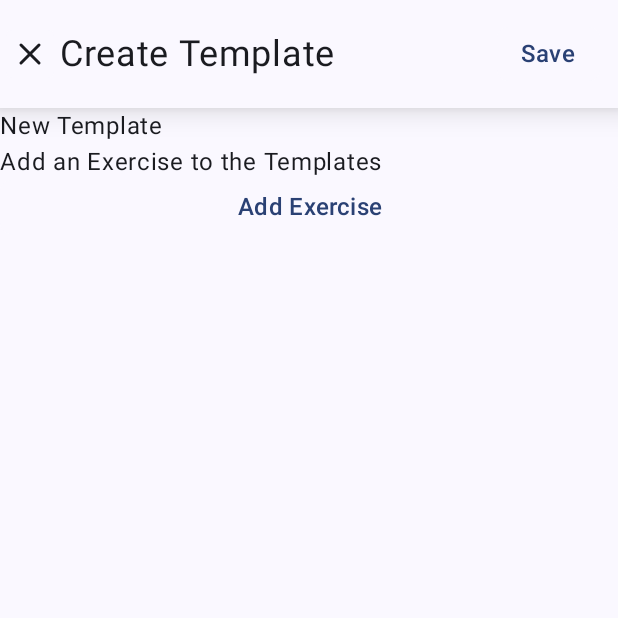
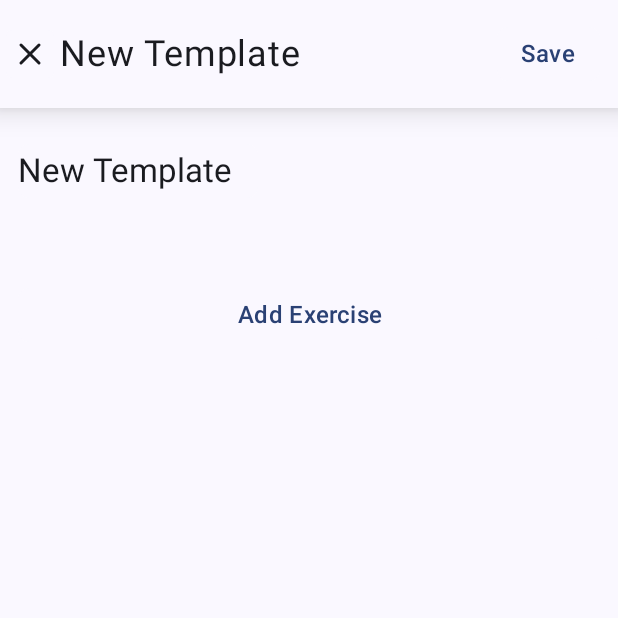
Before and after one commit to m-alexeev/xhvy-android, an Android app built with Jetpack Compose: the TemplateCreateScreen screen opened through its navigation route, on a phone screen of 412 x 824 dp, the top half of it. Run offline under Robolectric (Android 15) with nearby library versions, the phone set to English and light mode, and no system bars; our stand-ins replace Room's generated code.

Commit message:
Working on template screen

```diff
--- a/app/src/main/java/com/example/xhvy/ui/components/general/DecimalStyledInput.kt
+++ b/app/src/main/java/com/example/xhvy/ui/components/general/DecimalStyledInput.kt
@@ -5,6 +5,7 @@ import androidx.compose.runtime.Composable
 import androidx.compose.ui.Modifier
 import androidx.compose.ui.graphics.Color
 import androidx.compose.ui.text.AnnotatedString
+import androidx.compose.ui.text.TextStyle
 import androidx.compose.ui.text.input.KeyboardType
 import androidx.compose.ui.text.input.OffsetMapping
 import androidx.compose.ui.text.input.TransformedText
@@ -49,6 +50,7 @@ fun DecimalStyledInput(
     modifier: Modifier = Modifier,
     keyboardOptions: KeyboardOptions = KeyboardOptions(keyboardType = KeyboardType.Decimal),
     decimalFormatter: DecimalFormatter,
+    textStyle: TextStyle = TextStyle.Default,
     backgroundColor: Color? = null,
     initialValue: String,
     onValueChange: (value: String) -> Unit,
@@ -58,6 +60,7 @@ fun DecimalStyledInput(
         modifier = modifier,
         keyboardOptions = keyboardOptions,
         backgroundColor = backgroundColor,
+        textStyle = textStyle,
         value = initialValue,
         visualTransformation = DecimalInputVisualTransformation(decimalFormatter = decimalFormatter),
         onValueChange = onValueChange,
--- a/app/src/main/java/com/example/xhvy/ui/components/general/StyledInput.kt
+++ b/app/src/main/java/com/example/xhvy/ui/components/general/StyledInput.kt
@@ -2,12 +2,15 @@ package com.example.xhvy.ui.components.general
 
 import androidx.compose.foundation.background
 import androidx.compose.foundation.layout.Arrangement
+import androidx.compose.foundation.layout.Box
+import androidx.compose.foundation.layout.PaddingValues
 import androidx.compose.foundation.layout.Row
 import androidx.compose.foundation.layout.padding
 import androidx.compose.foundation.shape.RoundedCornerShape
 import androidx.compose.foundation.text.BasicTextField
 import androidx.compose.foundation.text.KeyboardOptions
 import androidx.compose.material3.MaterialTheme
+import androidx.compose.material3.Text
 import androidx.compose.runtime.Composable
 import androidx.compose.runtime.LaunchedEffect
 import androidx.compose.runtime.getValue
@@ -21,7 +24,6 @@ import androidx.compose.ui.graphics.Color
 import androidx.compose.ui.graphics.SolidColor
 import androidx.compose.ui.text.TextStyle
 import androidx.compose.ui.text.input.VisualTransformation
-import androidx.compose.ui.text.style.TextAlign
 import androidx.compose.ui.tooling.preview.Preview
 import androidx.compose.ui.unit.dp
 import com.example.xhvy.ui.theme.XhvyTheme
@@ -33,11 +35,13 @@ fun StyledInput(
     modifier: Modifier = Modifier,
     value: String,
     onValueChange: (String) -> Unit,
+    textStyle: TextStyle = TextStyle.Default,
     keyboardOptions: KeyboardOptions = KeyboardOptions.Default,
     placeholder: String = "",
     visualTransformation: VisualTransformation = VisualTransformation.None,
     backgroundColor: Color? = null,
-    debounceTime: Long = 0
+    debounceTime: Long = 0,
+    contentPadding: PaddingValues = PaddingValues(vertical = 4.dp),
 ) {
     var text by remember {
         mutableStateOf(value)
@@ -61,19 +65,18 @@ fun StyledInput(
         modifier = modifier
             .clip(RoundedCornerShape(8.dp))
             .background(backgroundColor ?: MaterialTheme.colorScheme.surfaceContainer),
-        textStyle = TextStyle(
-            textAlign = TextAlign.Center,
-            color = MaterialTheme.colorScheme.onSurface
-        ),
+        textStyle = textStyle,
         cursorBrush = SolidColor(MaterialTheme.colorScheme.secondary),
         visualTransformation = visualTransformation,
         keyboardOptions = keyboardOptions,
         decorationBox = { innerTextField ->
-            Row(
+            Box(
                 modifier = Modifier
-                    .padding(vertical = 4.dp),
-                horizontalArrangement = Arrangement.Center,
+                    .padding(contentPadding),
             ) {
+                if (value.isEmpty()) {
+                    Text(text = placeholder, color = MaterialTheme.colorScheme.outline, style = textStyle)
+                }
                 innerTextField()
             }
         }
--- /dev/null
+++ b/app/src/main/java/com/example/xhvy/ui/components/templates/TemplateName.kt
@@ -0,0 +1,48 @@
+package com.example.xhvy.ui.components.templates
+
+import androidx.compose.foundation.layout.PaddingValues
+import androidx.compose.foundation.layout.fillMaxSize
+import androidx.compose.material3.MaterialTheme
+import androidx.compose.material3.Surface
+import androidx.compose.runtime.Composable
+import androidx.compose.runtime.getValue
+import androidx.compose.runtime.mutableStateOf
+import androidx.compose.runtime.remember
+import androidx.compose.runtime.setValue
+import androidx.compose.ui.Modifier
+import androidx.compose.ui.tooling.preview.Preview
+import androidx.compose.ui.unit.dp
+import com.example.xhvy.ui.components.general.StyledInput
+import com.example.xhvy.ui.theme.XhvyTheme
+
+@Composable
+fun TemplateName(
+    name: String,
+    onNameUpdate: (newName: String) -> Unit,
+    modifier: Modifier = Modifier,
+) {
+    StyledInput(
+        value = name,
+        onValueChange = { newName -> onNameUpdate(newName) },
+        textStyle = MaterialTheme.typography.titleLarge.copy(color = MaterialTheme.colorScheme.onSurface),
+        placeholder = "Chest Day",
+        backgroundColor = MaterialTheme.colorScheme.surface,
+        )
+}
+
+@Preview()
+@Composable
+fun TemplateNamePreview() {
+
+    var name by remember {
+        mutableStateOf("Default Template")
+    }
+
+    XhvyTheme(darkTheme = true) {
+        Surface(modifier = Modifier.fillMaxSize()) {
+            TemplateName(name = name, onNameUpdate = { newName -> name = newName })
+
+
+        }
+    }
+}
--- a/app/src/main/java/com/example/xhvy/ui/screens/workouts/TemplateCreateScreen.kt
+++ b/app/src/main/java/com/example/xhvy/ui/screens/workouts/TemplateCreateScreen.kt
@@ -1,7 +1,7 @@
 package com.example.xhvy.ui.screens.workouts
 
-import android.annotation.SuppressLint
 import androidx.compose.foundation.layout.Column
+import androidx.compose.foundation.layout.Spacer
 import androidx.compose.foundation.layout.fillMaxWidth
 import androidx.compose.foundation.layout.padding
 import androidx.compose.foundation.lazy.LazyColumn
@@ -11,21 +11,26 @@ import androidx.compose.material3.Scaffold
 import androidx.compose.material3.Text
 import androidx.compose.runtime.Composable
 import androidx.compose.runtime.LaunchedEffect
+import androidx.compose.runtime.mutableStateListOf
 import androidx.compose.runtime.remember
 import androidx.compose.ui.Modifier
 import androidx.compose.ui.res.stringResource
 import androidx.compose.ui.text.style.TextAlign
+import androidx.compose.ui.unit.dp
 import androidx.lifecycle.compose.LocalLifecycleOwner
 import androidx.lifecycle.viewmodel.compose.viewModel
 import androidx.navigation.NavHostController
 import com.example.xhvy.R
 import com.example.xhvy.data.models.Exercise
+import com.example.xhvy.data.models.ExerciseSet
 import com.example.xhvy.data.models.SetAction
 import com.example.xhvy.data.models.WorkoutExercise
 import com.example.xhvy.navigation.TopNavBar
 import com.example.xhvy.navigation.WorkoutStack
 import com.example.xhvy.ui.components.general.FaIconButton
+import com.example.xhvy.ui.components.general.StyledButton
 import com.example.xhvy.ui.components.general.StyledTextButton
+import com.example.xhvy.ui.components.templates.TemplateName
 import com.example.xhvy.ui.components.workouts.WorkoutEntryRow
 import com.example.xhvy.view_models.TemplateCreateViewModel
 
@@ -43,7 +48,10 @@ fun TemplateCreateScreen(
             ?.observe(lifecycleOwner) { selectedItems ->
                 selectedItems.forEach { exercise: Exercise ->
                     val workoutExercise =
-                        WorkoutExercise(exercise = exercise)
+                        WorkoutExercise(
+                            exercise = exercise,
+                            exerciseSets = mutableStateListOf(ExerciseSet(0))
+                        )
                     templateCreateViewModel.addExercise(workoutExercise)
                 }
             }
@@ -51,7 +59,7 @@ fun TemplateCreateScreen(
 
 
     Scaffold(topBar = {
-        TopNavBar(label = "Create Template", leadingButton = {
+        TopNavBar(label = "New Template", leadingButton = {
             FaIconButton(
                 iconPainterId = R.drawable.ic_x,
                 onClick = { navHostController.popBackStack() })
@@ -65,16 +73,22 @@ fun TemplateCreateScreen(
             }
         })
     }) { innerPadding ->
-        Column(modifier = modifier.padding(innerPadding)) {
+        Column(
+            modifier = modifier
+                .padding(innerPadding)
+                .padding(horizontal = 12.dp, vertical = 24.dp)
+        ) {
             LazyColumn {
                 item {
-                    Text(text = templateCreateViewModel.name)
+                    TemplateName(
+                        name = templateCreateViewModel.name,
+                        onNameUpdate = { newName -> templateCreateViewModel.name = newName })
                 }
                 if (templateCreateViewModel.templateExercises.isEmpty()) {
-                    item { Text(text = "Add an Exercise to the Templates") }
+                    item { Spacer(modifier = Modifier.padding(vertical = 24.dp)) }
                 }
                 items(items = templateCreateViewModel.templateExercises) { exercise ->
-                    WorkoutEntryRow(workoutExercise = exercise) { action: SetAction ->
+                    WorkoutEntryRow(workoutExercise = exercise, template = true) { action: SetAction ->
                         when (action) {
                             SetAction.AddSet -> {}
                             is SetAction.RemoveSet -> {}
@@ -84,9 +98,9 @@ fun TemplateCreateScreen(
                     }
                 }
                 item {
-
                     StyledTextButton(
-                        modifier = Modifier.fillMaxWidth(),
+                        modifier = Modifier.fillMaxWidth().padding(top = 12.dp),
+                        shape = MaterialTheme.shapes.small,
                         onClick = { navHostController.navigate(WorkoutStack.ExerciseList) }) {
                         Text(
                             textAlign = TextAlign.Center,
--- a/app/src/main/java/com/example/xhvy/ui/screens/workouts/WorkoutCreateScreen.kt
+++ b/app/src/main/java/com/example/xhvy/ui/screens/workouts/WorkoutCreateScreen.kt
@@ -42,7 +42,7 @@ fun WorkoutCreateScreen(
     }
 
 
-
+    // TODO: Split into separate components and pass around data to make sure that the whole screen doesnt recompose
     workout?.let {
         ActiveWorkout(workout = it, onWorkoutAction = { action ->
             when (action) {
```
Also changed, not shown: app/src/main/java/com/example/xhvy/ui/components/workouts/WorkoutExerciseRow.kt (+20 -16 lines), app/src/main/java/com/example/xhvy/view_models/TemplateCreateViewModel.kt (+18 -10 lines), app/src/main/res/drawable/ic_lock.xml (added, +20 -0 lines).
